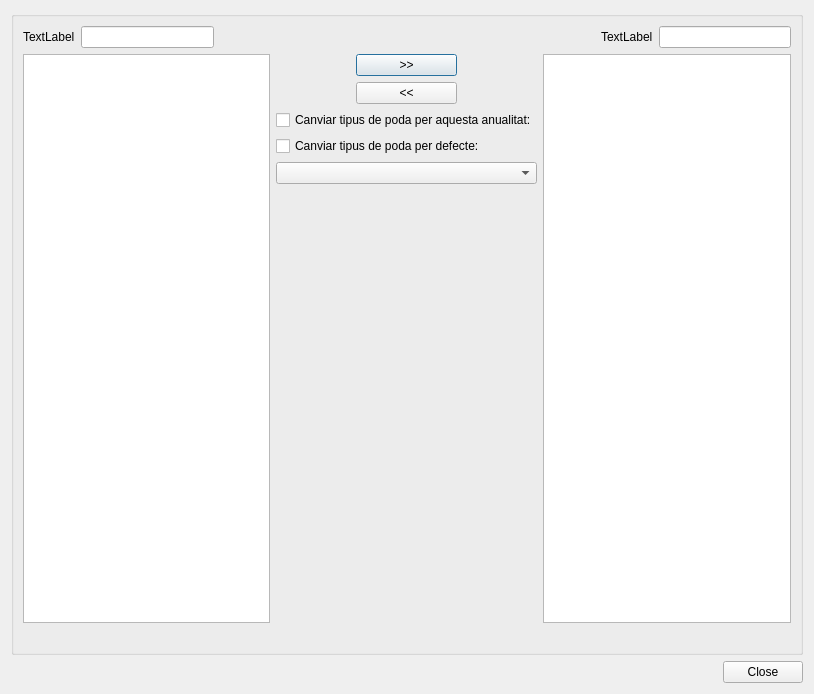
The window that ui/multirow_selector.ui (bgeo-gis/treemanage_qgis_pluggin) describes before a commit, drawn with Qt 5.
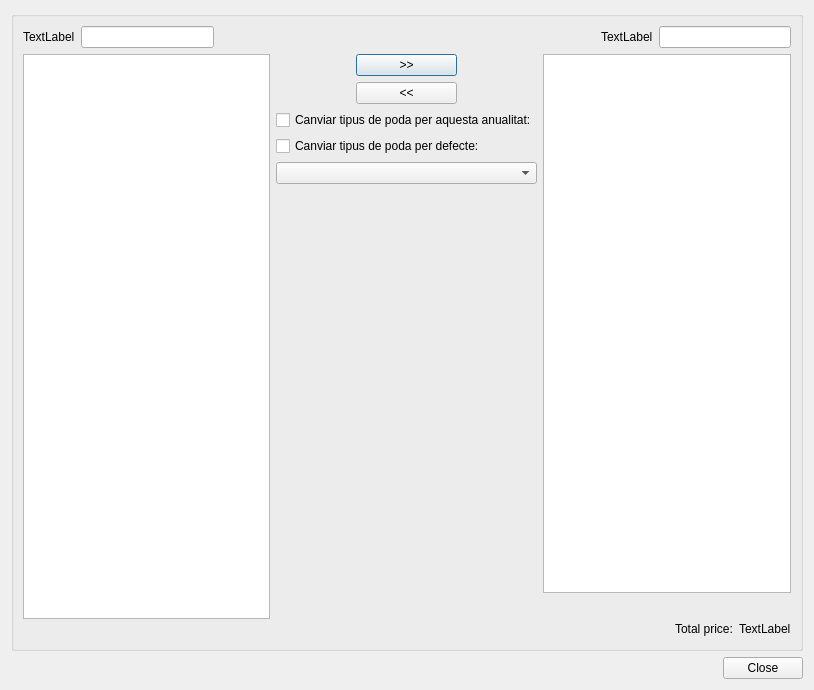
The same window after the commit.

Commit message: labels for price added

Diff of the .ui file:
```diff
--- a/ui/multirow_selector.ui
+++ b/ui/multirow_selector.ui
@@ -7,7 +7,7 @@
     <x>0</x>
     <y>0</y>
     <width>814</width>
-    <height>694</height>
+    <height>690</height>
    </rect>
   </property>
   <property name="sizePolicy">
@@ -219,6 +219,37 @@
               </property>
              </spacer>
             </item>
+            <item>
+             <layout class="QHBoxLayout" name="horizontalLayout_10">
+              <item>
+               <spacer name="horizontalSpacer">
+                <property name="orientation">
+                 <enum>Qt::Horizontal</enum>
+                </property>
+                <property name="sizeHint" stdset="0">
+                 <size>
+                  <width>40</width>
+                  <height>20</height>
+                 </size>
+                </property>
+               </spacer>
+              </item>
+              <item>
+               <widget class="QLabel" name="label_3">
+                <property name="text">
+                 <string>Total price:</string>
+                </property>
+               </widget>
+              </item>
+              <item>
+               <widget class="QLabel" name="lbl_totala_price">
+                <property name="text">
+                 <string>TextLabel</string>
+                </property>
+               </widget>
+              </item>
+             </layout>
+            </item>
            </layout>
           </item>
          </layout>
```
The commit also changes 1 other file.
